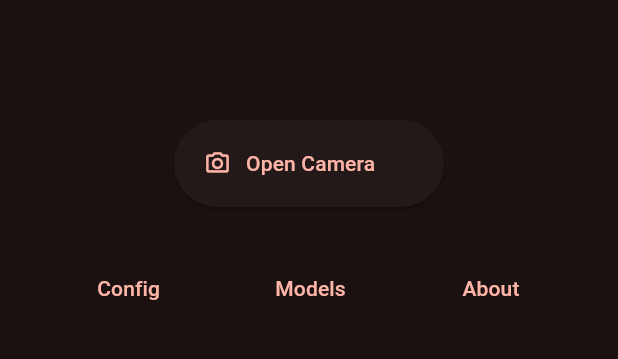
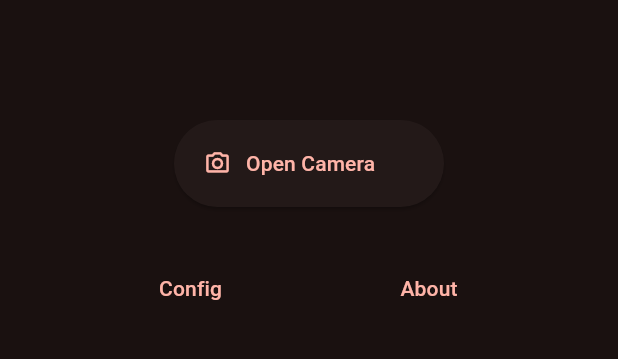
Before and after one commit to Spaghetti-Code-Inc/cac__2023, a Flutter app: the screen it shows after launch, on a phone screen of 412 x 824 dp, the part 84-443 px from its top. Run offline on Flutter 3.47's test engine with Material 3 defaults, Android fonts, the phone set to English and light mode, and no system bars; our stand-ins replace camera, google_fonts; missing offline and left inert: tflite_flutter; Roboto replaces fonts that are missing (Belanosima).

Commit message:
models button removed

```diff
--- a/lib/main.dart
+++ b/lib/main.dart
@@ -90,7 +90,6 @@ class _MyHomePageState extends State<MyHomePage> {
                   alignment: MainAxisAlignment.spaceEvenly,
                   children: <Widget>[
                     TextButton(child: const Text('Config'), onPressed: () {}),
-                    TextButton(child: const Text('Models'), onPressed: () {}),
                     TextButton(child: const Text('About'), onPressed: () {
                       Navigator.push(context, MaterialPageRoute(builder: (_) => About()));
                     }),
```
